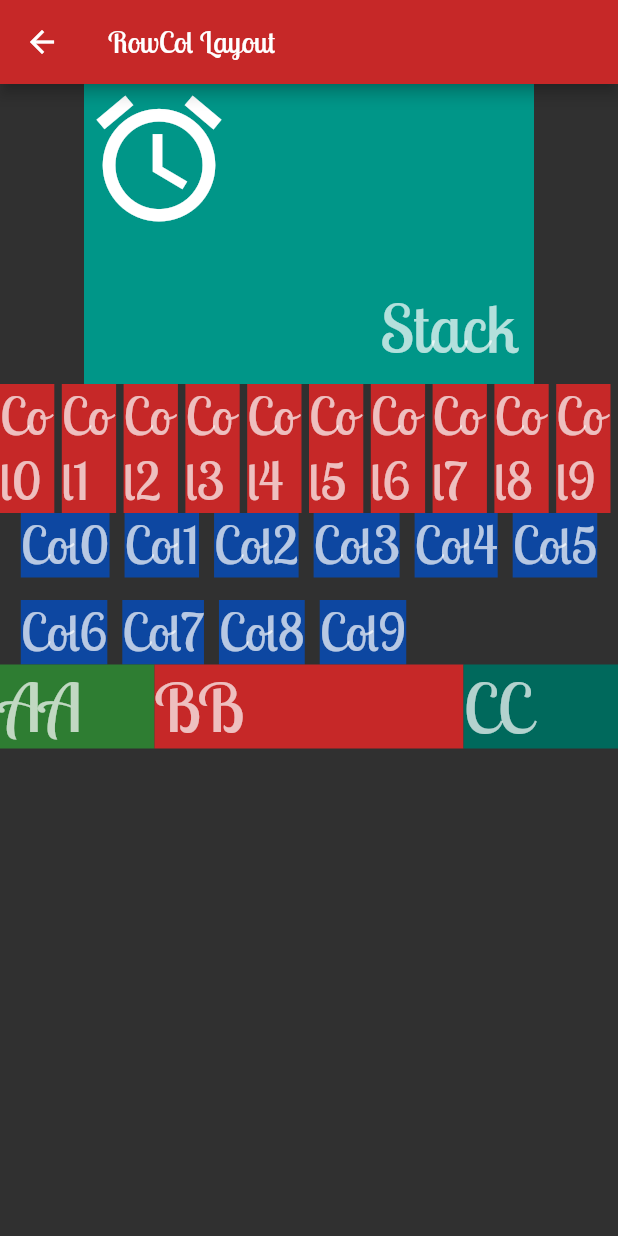
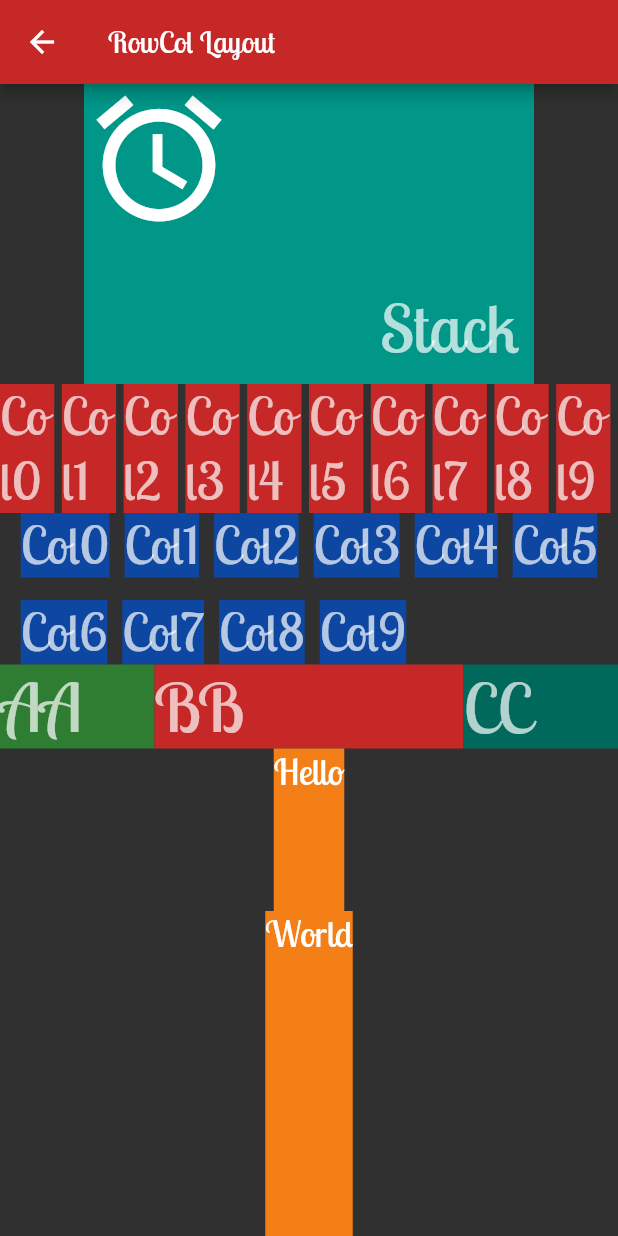
Before and after one commit to davidrgb/MAP-Lesson-1, a Flutter app: the screen it shows after launch, after a tap on "Row/Col Demo", on a phone screen of 412 x 824 dp. Run offline on Flutter 3.47's test engine with Material 2 defaults, Android fonts, the phone set to English and light mode, and no system bars.

Commit message:
Final commit

```diff
--- a/lib/main.dart
+++ b/lib/main.dart
@@ -1,4 +1,5 @@
 import 'package:flutter/material.dart';
+import 'package:lesson1/viewscreen/businesscard_screen.dart';
 import 'package:lesson1/viewscreen/buttondemo_screen.dart';
 import 'package:lesson1/viewscreen/fontdemo_screen.dart';
 import 'package:lesson1/viewscreen/image_screen.dart';
@@ -62,6 +63,7 @@ class Lesson1App extends StatelessWidget {
             ButtonDemoScreen(),
         FontDemoScreen.routeName: (context) => FontDemoScreen(),
         RowColDemoScreen.routeName: (context) => RowColDemoScreen(),
+        BusinessCardScreen.routeName: (context) => BusinessCardScreen(),
       },
     );
   }
--- a/lib/viewscreen/rowcol_screen.dart
+++ b/lib/viewscreen/rowcol_screen.dart
@@ -96,6 +96,26 @@ class RowColDemoScreen extends StatelessWidget {
               ),
             ],
           ),
+          Expanded(
+            flex: 1,
+            child: Container(
+              color: Colors.yellow[900],
+              child: Text(
+                'Hello',
+                style: Theme.of(context).textTheme.headline5,
+              ),
+            ),
+          ),
+          Expanded(
+            flex: 2,
+            child: Container(
+              color: Colors.yellow[900],
+              child: Text(
+                'World',
+                style: Theme.of(context).textTheme.headline5,
+              ),
+            ),
+          ),
         ],
       ),
     );
--- a/lib/viewscreen/start_screen.dart
+++ b/lib/viewscreen/start_screen.dart
@@ -1,4 +1,5 @@
 import 'package:flutter/material.dart';
+import 'package:lesson1/viewscreen/businesscard_screen.dart';
 import 'package:lesson1/viewscreen/buttondemo_screen.dart';
 import 'package:lesson1/viewscreen/fontdemo_screen.dart';
 import 'package:lesson1/viewscreen/image_screen.dart';
@@ -92,7 +93,11 @@ class StartScreen extends StatelessWidget {
           ],
         ),
       ),
-      body: Column(
+      body: Container(
+        width: MediaQuery.of(context).size.width,
+        child: Column(
+          crossAxisAlignment: CrossAxisAlignment.center,
+          mainAxisAlignment: MainAxisAlignment.center,
           children: [
             Text(
               'Choose a menu to navigate',
@@ -132,10 +137,18 @@ class StartScreen extends StatelessWidget {
               onPressed: () => Navigator.pushNamed(context, RowColDemoScreen.routeName),
               child: Text(
                 'Row/Col Demo',
-              style: Theme.of(context).textTheme.button,
+                //style: Theme.of(context).textTheme.button,
+              ),
+            ),
+            ElevatedButton(
+              onPressed: () => Navigator.pushNamed(context, BusinessCardScreen.routeName),
+              child: Text(
+                'My Business Card',
+                //style: Theme.of(context).textTheme.button,
               ),
             ),
           ],
+        ),
       ),
       floatingActionButton: FloatingActionButton(
         onPressed: () {
--- a/pubspec.yaml
+++ b/pubspec.yaml
@@ -48,6 +48,7 @@ flutter:
   assets:
     - images/owl.png
     - images/melon.jpg
+    - images/profile.jpg
 
   # An image asset can refer to one or more resolution-specific "variants", see
   # https://flutter.dev/assets-and-images/#resolution-aware.
```
Also changed, not shown: lib/viewscreen/businesscard_screen.dart (added, +95 -0 lines), images/profile.jpg (added). Lines whose indentation alone changed are shown as unchanged.
